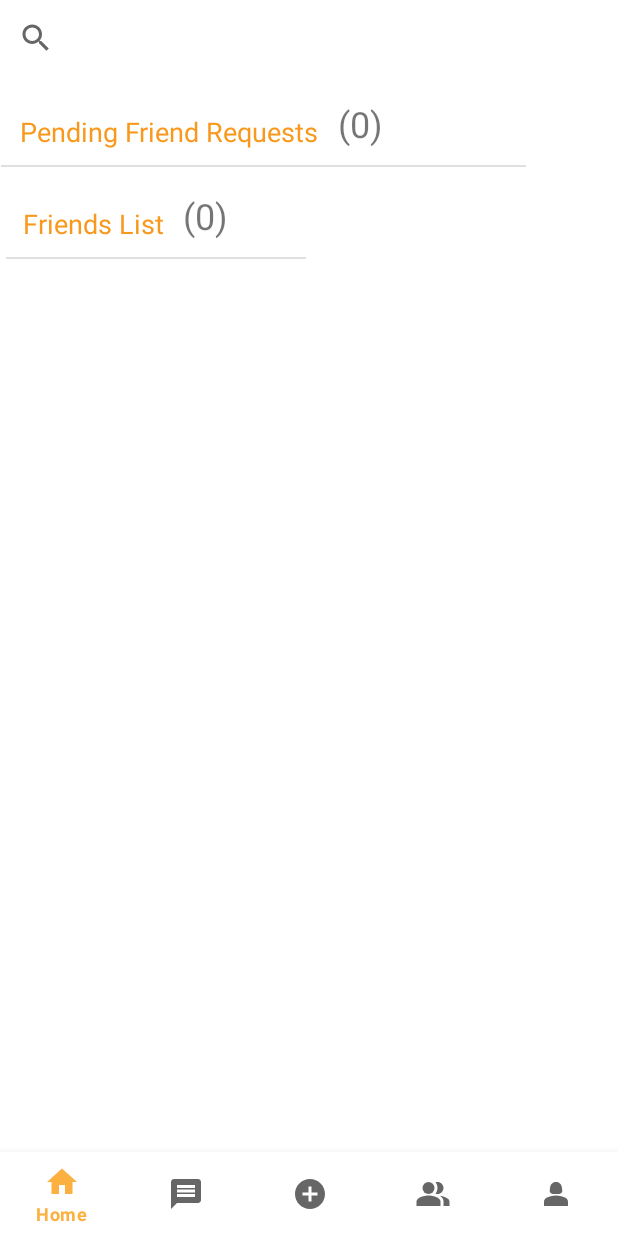
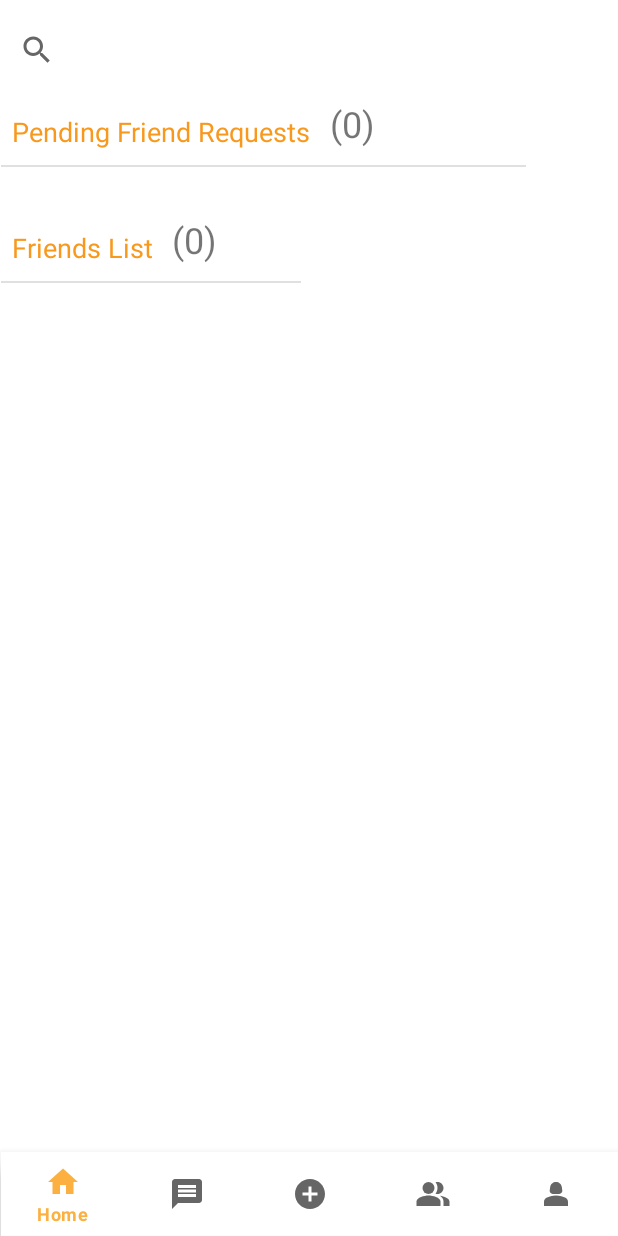
Before and after one commit to JDRoberts1/Safe-Travels, an Android app: the FriendsActivity screen opened directly, with no data from a screen before it, on a phone screen of 412 x 824 dp. Run offline under Robolectric (Android 15) with nearby library versions, the phone set to English and light mode, and no system bars; Roboto replaces fonts that are not available here.

```diff
--- a/app/src/main/AndroidManifest.xml
+++ b/app/src/main/AndroidManifest.xml
@@ -19,7 +19,7 @@
             android:theme="@style/Theme.SafeTravels"
             android:parentActivityName=".ConversationListActivity"/>
         <activity
-            android:name=".UserSearchActivity"
+            android:name=".UserMessageSearchActivity"
             android:exported="false"
             android:theme="@style/Theme.SafeTravels"
             android:parentActivityName=".ConversationListActivity" />
@@ -62,7 +62,7 @@
             android:exported="true"
             android:theme="@style/Theme.SafeTravels.Fullscreen" />
         <activity
-            android:name=".ProfileActivity"
+            android:name=".UserProfileActivity"
             android:exported="true"
             android:theme="@style/Theme.SafeTravels.Fullscreen" />
 
--- a/app/src/main/java/com/fullsail/android/safetravels/ConversationActivity.java
+++ b/app/src/main/java/com/fullsail/android/safetravels/ConversationActivity.java
@@ -6,8 +6,6 @@ import androidx.recyclerview.widget.RecyclerView;
 import android.content.Intent;
 import android.net.Uri;
 import android.os.Bundle;
-import android.util.Log;
-import android.widget.Button;
 import android.widget.EditText;
 import android.widget.TextView;
 
@@ -39,7 +37,7 @@ public class ConversationActivity extends AppCompatActivity {
 
         Intent i = getIntent();
         if (i != null){
-            user = (User) i.getParcelableExtra(UserSearchActivity.TAG);
+            user = (User) i.getParcelableExtra(UserMessageSearchActivity.TAG);
         }
 
         setUpUi();
--- a/app/src/main/java/com/fullsail/android/safetravels/ConversationListActivity.java
+++ b/app/src/main/java/com/fullsail/android/safetravels/ConversationListActivity.java
@@ -34,7 +34,7 @@ public class ConversationListActivity extends AppCompatActivity {
         @Override
         public void onClick(View v) {
             // Take the user to the user search activity
-            startActivity(new Intent(ConversationListActivity.this, UserSearchActivity.class));
+            startActivity(new Intent(ConversationListActivity.this, UserMessageSearchActivity.class));
         }
     };
 
@@ -68,7 +68,7 @@ public class ConversationListActivity extends AppCompatActivity {
                         startActivity(i);
                     }
                     else if (item.getItemId() == R.id.navigation_profile){
-                        Intent i = new Intent(getApplicationContext(), ProfileActivity.class);
+                        Intent i = new Intent(getApplicationContext(), UserProfileActivity.class);
                         startActivity(i);
                     }
                     overridePendingTransition(0,0);
--- a/app/src/main/java/com/fullsail/android/safetravels/FriendsActivity.java
+++ b/app/src/main/java/com/fullsail/android/safetravels/FriendsActivity.java
@@ -46,7 +46,7 @@ public class FriendsActivity extends AppCompatActivity {
                         startActivity(i);
                     }
                     else if (item.getItemId() == R.id.navigation_profile){
-                        Intent i = new Intent(getApplicationContext(), ProfileActivity.class);
+                        Intent i = new Intent(getApplicationContext(), UserProfileActivity.class);
                         startActivity(i);
                     }
                     overridePendingTransition(0,0);
--- a/app/src/main/java/com/fullsail/android/safetravels/HomeActivity.java
+++ b/app/src/main/java/com/fullsail/android/safetravels/HomeActivity.java
@@ -81,7 +81,7 @@ public class HomeActivity extends AppCompatActivity {
                         startActivity(i);
                     }
                     else if (item.getItemId() == R.id.navigation_profile){
-                        Intent i = new Intent(getApplicationContext(), ProfileActivity.class);
+                        Intent i = new Intent(getApplicationContext(), UserProfileActivity.class);
                         startActivity(i);
                     }
                     overridePendingTransition(0,0);
--- a/app/src/main/res/layout/activity_friends.xml
+++ b/app/src/main/res/layout/activity_friends.xml
@@ -10,21 +10,22 @@
         android:id="@+id/userSearchView"
         android:layout_width="411dp"
         android:layout_height="50dp"
+        android:layout_marginTop="8dp"
         android:queryHint="Search Users"
         app:layout_constraintEnd_toEndOf="parent"
-        app:layout_constraintHorizontal_bias="0.0"
         app:layout_constraintStart_toStartOf="parent"
         app:layout_constraintTop_toTopOf="parent" />
 
     <LinearLayout
         android:id="@+id/linearLayout2"
-        android:layout_width="wrap_content"
+        android:layout_width="0dp"
         android:layout_height="wrap_content"
-        android:layout_marginTop="16dp"
-        android:gravity="center"
+        android:layout_marginStart="8dp"
+        android:layout_marginTop="8dp"
+        android:gravity="center|start"
         android:orientation="horizontal"
         app:layout_constraintEnd_toEndOf="parent"
-        app:layout_constraintHorizontal_bias="0.271"
+        app:layout_constraintHorizontal_bias="0.0"
         app:layout_constraintStart_toStartOf="parent"
         app:layout_constraintTop_toBottomOf="@+id/userSearchView">
 
@@ -55,37 +56,26 @@
         app:layout_constraintStart_toStartOf="parent"
         app:layout_constraintTop_toBottomOf="@+id/linearLayout2" />
 
-    <ScrollView
-        android:id="@+id/scrollView2"
-        android:layout_width="match_parent"
-        android:layout_height="0dp"
+    <ListView
+        android:id="@+id/pending_Friends_LV"
+        android:layout_width="0dp"
+        android:layout_height="wrap_content"
+        android:layout_marginTop="8dp"
         app:layout_constraintEnd_toEndOf="parent"
         app:layout_constraintStart_toStartOf="parent"
-        app:layout_constraintTop_toBottomOf="@+id/divider2">
-
-        <LinearLayout
-            android:layout_width="match_parent"
-            android:layout_height="wrap_content"
-            android:orientation="vertical">
-
-            <androidx.recyclerview.widget.RecyclerView
-                android:id="@+id/pending_Friends_RCV"
-                android:layout_width="match_parent"
-                android:layout_height="match_parent" />
-        </LinearLayout>
-    </ScrollView>
+        app:layout_constraintTop_toBottomOf="@+id/divider2" />
 
     <LinearLayout
         android:id="@+id/linearLayout5"
-        android:layout_width="wrap_content"
+        android:layout_width="0dp"
         android:layout_height="wrap_content"
-        android:layout_marginTop="16dp"
-        android:gravity="center"
+        android:layout_marginStart="8dp"
+        android:layout_marginTop="24dp"
+        android:gravity="center|start"
         android:orientation="horizontal"
         app:layout_constraintEnd_toEndOf="parent"
-        app:layout_constraintHorizontal_bias="0.098"
         app:layout_constraintStart_toStartOf="parent"
-        app:layout_constraintTop_toBottomOf="@+id/scrollView2">
+        app:layout_constraintTop_toBottomOf="@+id/pending_Friends_LV">
 
         <TextView
             android:id="@+id/friends_Label"
@@ -107,36 +97,29 @@
         android:id="@+id/divider4"
         android:layout_width="200dp"
         android:layout_height="1dp"
-        android:layout_marginStart="4dp"
+        android:layout_marginEnd="211dp"
         android:background="?android:attr/listDivider"
+        app:layout_constraintEnd_toEndOf="parent"
         app:layout_constraintStart_toStartOf="parent"
         app:layout_constraintTop_toBottomOf="@+id/linearLayout5" />
 
-    <ScrollView
+    <ListView
+        android:id="@+id/friends_LV"
         android:layout_width="0dp"
-        android:layout_height="0dp"
+        android:layout_height="wrap_content"
+        android:layout_marginTop="8dp"
+        android:layout_marginBottom="8dp"
         app:layout_constraintBottom_toTopOf="@+id/nav_view"
         app:layout_constraintEnd_toEndOf="parent"
+        app:layout_constraintHorizontal_bias="1.0"
         app:layout_constraintStart_toStartOf="parent"
         app:layout_constraintTop_toBottomOf="@+id/divider4"
-        app:layout_constraintVertical_bias="0.0">
-
-        <LinearLayout
-            android:layout_width="match_parent"
-            android:layout_height="wrap_content"
-            android:orientation="vertical">
-
-            <androidx.recyclerview.widget.RecyclerView
-                android:id="@+id/friends_RCV"
-                android:layout_width="match_parent"
-                android:layout_height="match_parent" />
-        </LinearLayout>
-    </ScrollView>
+        app:layout_constraintVertical_bias="0.0" />
 
     <com.google.android.material.bottomnavigation.BottomNavigationView
         android:id="@+id/nav_view"
         style="@style/style_bottom_nav"
-        android:layout_width="0dp"
+        android:layout_width="411dp"
         android:layout_height="wrap_content"
         app:layout_constraintBottom_toBottomOf="parent"
         app:layout_constraintEnd_toEndOf="parent"
--- a/app/src/main/res/layout/activity_profile.xml
+++ b/app/src/main/res/layout/activity_user_profile.xml
@@ -4,7 +4,7 @@
     xmlns:tools="http://schemas.android.com/tools"
     android:layout_width="match_parent"
     android:layout_height="match_parent"
-    tools:context=".ProfileActivity">
+    tools:context=".UserProfileActivity">
 
     <FrameLayout
         android:id="@+id/frameLayout_img"
```
Also changed, not shown: app/src/main/java/com/fullsail/android/safetravels/UserFriendSearchActivity.java (added, +128 -0 lines), app/src/main/java/com/fullsail/android/safetravels/UserMessageSearchActivity.java (renamed from app/src/main/java/com/fullsail/android/safetravels/UserSearchActivity.java, +7 -7 lines), app/src/main/java/com/fullsail/android/safetravels/UserProfileActivity.java (renamed from app/src/main/java/com/fullsail/android/safetravels/ProfileActivity.java, +4 -4 lines).
